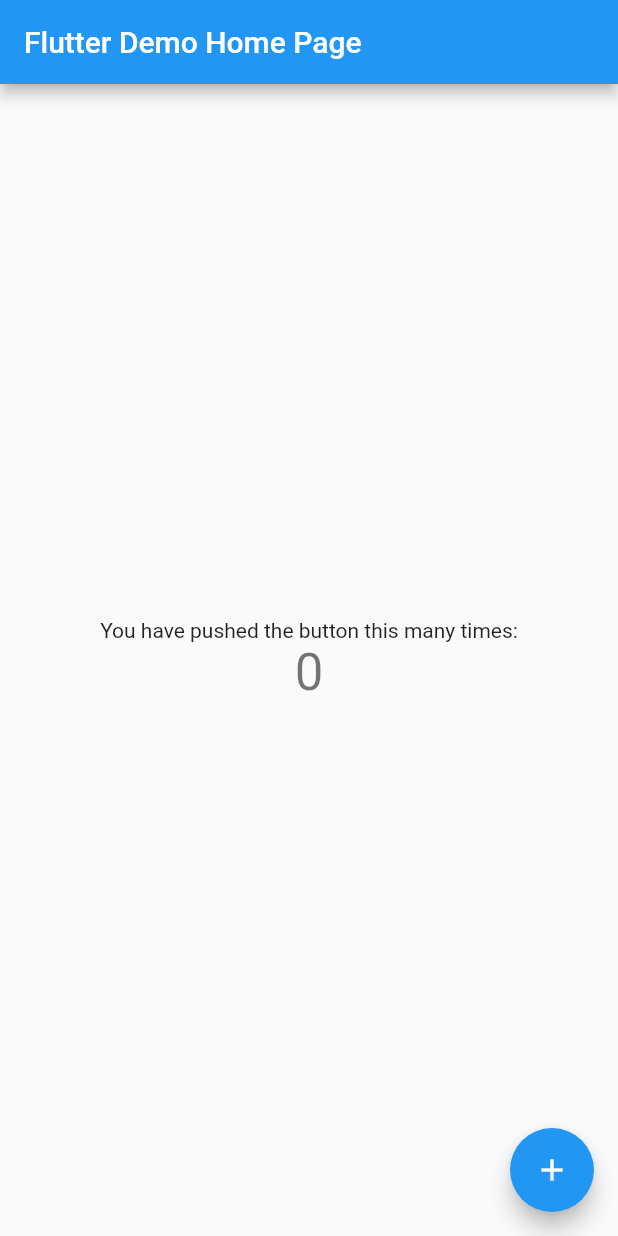
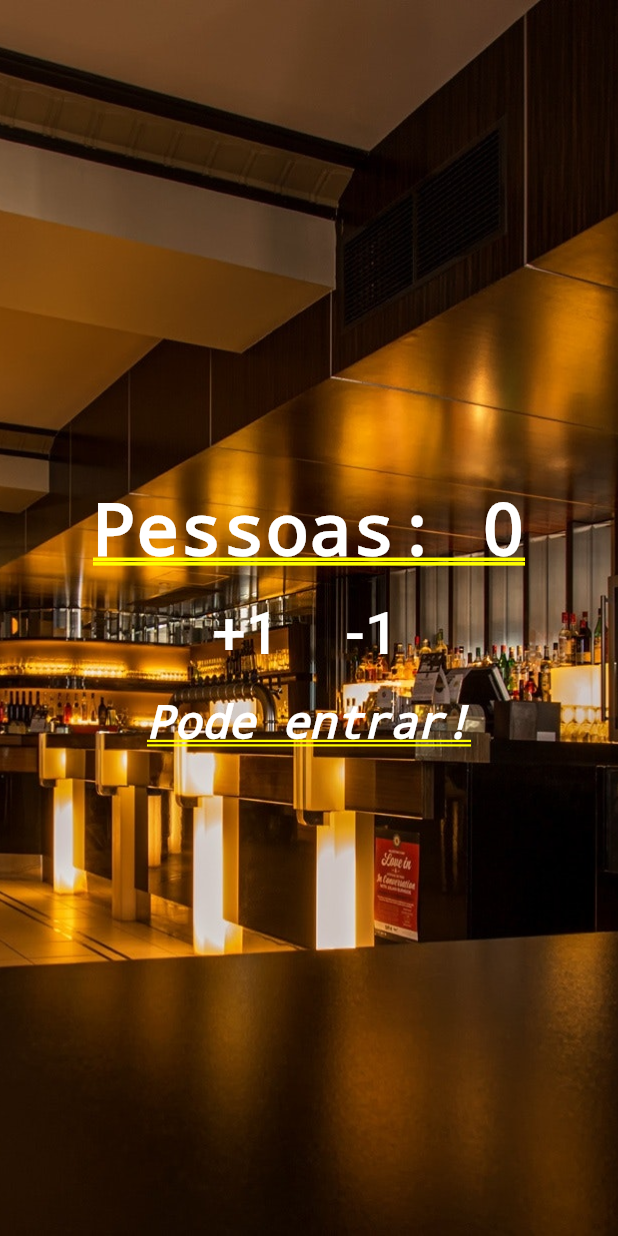
Before and after one commit to Joaopcamposs/flutter-contadorDePessoas, a Flutter app: the screen it shows after launch, on a phone screen of 412 x 824 dp. Run offline on Flutter 3.47's test engine with Material 2 defaults, Android fonts, the phone set to English and light mode, and no system bars.

```diff
--- a/lib/main.dart
+++ b/lib/main.dart
@@ -1,115 +1,86 @@
 import 'package:flutter/material.dart';
 
 void main() {
-  runApp(const MyApp());
+  runApp(MaterialApp(
+      title: "Contador de Pessoas",
+      home:Home()));
 }
 
-class MyApp extends StatelessWidget {
-  const MyApp({Key? key}) : super(key: key);
-
-  // This widget is the root of your application.
+class Home extends StatefulWidget {
+  const Home({Key? key}) : super(key: key);
   @override
-  Widget build(BuildContext context) {
-    return MaterialApp(
-      title: 'Flutter Demo',
-      theme: ThemeData(
-        // This is the theme of your application.
-        //
-        // Try running your application with "flutter run". You'll see the
-        // application has a blue toolbar. Then, without quitting the app, try
-        // changing the primarySwatch below to Colors.green and then invoke
-        // "hot reload" (press "r" in the console where you ran "flutter run",
-        // or simply save your changes to "hot reload" in a Flutter IDE).
-        // Notice that the counter didn't reset back to zero; the application
-        // is not restarted.
-        primarySwatch: Colors.blue,
-      ),
-      home: const MyHomePage(title: 'Flutter Demo Home Page'),
-    );
-  }
+  _HomeState createState() => _HomeState();
 }
 
-class MyHomePage extends StatefulWidget {
-  const MyHomePage({Key? key, required this.title}) : super(key: key);
+class _HomeState extends State<Home> {
 
-  // This widget is the home page of your application. It is stateful, meaning
-  // that it has a State object (defined below) that contains fields that affect
-  // how it looks.
+  int _people = 0;
+  String _infoText = "Pode entrar!";
 
-  // This class is the configuration for the state. It holds the values (in this
-  // case the title) provided by the parent (in this case the App widget) and
-  // used by the build method of the State. Fields in a Widget subclass are
-  // always marked "final".
+  void _changedPeople(int delta){
+    setState(() {
+      _people+=delta;
 
-  final String title;
-
-  @override
-  State<MyHomePage> createState() => _MyHomePageState();
-}
-
-class _MyHomePageState extends State<MyHomePage> {
-  int _counter = 0;
-
-  void _incrementCounter() {
-    setState(() {
-      // This call to setState tells the Flutter framework that something has
-      // changed in this State, which causes it to rerun the build method below
-      // so that the display can reflect the updated values. If we changed
-      // _counter without calling setState(), then the build method would not be
-      // called again, and so nothing would appear to happen.
-      _counter++;
+      if(_people < 0){
+        _infoText = "Mundo invertido?";
+      }else if(_people <= 10){
+        _infoText = "Pode entrar!";
+      }else{
+        _infoText = "Lotado!";
+      }
     });
   }
 
   @override
   Widget build(BuildContext context) {
-    // This method is rerun every time setState is called, for instance as done
-    // by the _incrementCounter method above.
-    //
-    // The Flutter framework has been optimized to make rerunning build methods
-    // fast, so that you can just rebuild anything that needs updating rather
-    // than having to individually change instances of widgets.
-    return Scaffold(
-      appBar: AppBar(
-        // Here we take the value from the MyHomePage object that was created by
-        // the App.build method, and use it to set our appbar title.
-        title: Text(widget.title),
-      ),
-      body: Center(
-        // Center is a layout widget. It takes a single child and positions it
-        // in the middle of the parent.
-        child: Column(
-          // Column is also a layout widget. It takes a list of children and
-          // arranges them vertically. By default, it sizes itself to fit its
-          // children horizontally, and tries to be as tall as its parent.
-          //
-          // Invoke "debug painting" (press "p" in the console, choose the
-          // "Toggle Debug Paint" action from the Flutter Inspector in Android
-          // Studio, or the "Toggle Debug Paint" command in Visual Studio Code)
-          // to see the wireframe for each widget.
-          //
-          // Column has various properties to control how it sizes itself and
-          // how it positions its children. Here we use mainAxisAlignment to
-          // center the children vertically; the main axis here is the vertical
-          // axis because Columns are vertical (the cross axis would be
-          // horizontal).
+    return Stack(
+      children: [
+        Image.asset(
+          "images/restaurant.jpg",
+          fit: BoxFit.cover,
+          height: 1000.0,
+        ),
+        Column(
           mainAxisAlignment: MainAxisAlignment.center,
-          children: <Widget>[
-            const Text(
-              'You have pushed the button this many times:',
+          children: [
+            Text(
+              "Pessoas: $_people",
+              style:
+              TextStyle(color: Colors.white, fontWeight: FontWeight.bold),
+            ),
+            Row(
+              mainAxisAlignment: MainAxisAlignment.center,
+              children: [
+                Padding(
+                  padding: EdgeInsets.all(10.0),
+                  child: TextButton(
+                      onPressed: () {_changedPeople(1);},
+                      child: Text(
+                        "+1",
+                        style: TextStyle(fontSize: 40.0, color: Colors.white),
+                      )),
+                ),
+                Padding(
+                  padding: EdgeInsets.all(10.0),
+                  child: TextButton(
+                      onPressed: () {_changedPeople(-1);},
+                      child: Text(
+                        "-1",
+                        style: TextStyle(fontSize: 40.0, color: Colors.white),
+                      )),
+                ),
+              ],
             ),
             Text(
-              '$_counter',
-              style: Theme.of(context).textTheme.headline4,
+              _infoText,
+              style: TextStyle(
+                  color: Colors.white,
+                  fontStyle: FontStyle.italic,
+                  fontSize: 30.0),
             ),
           ],
         ),
-      ),
-      floatingActionButton: FloatingActionButton(
-        onPressed: _incrementCounter,
-        tooltip: 'Increment',
-        child: const Icon(Icons.add),
-      ), // This trailing comma makes auto-formatting nicer for build methods.
+      ],
     );
   }
 }
--- a/pubspec.yaml
+++ b/pubspec.yaml
@@ -61,6 +61,8 @@ flutter:
   # assets:
   #   - images/a_dot_burr.jpeg
   #   - images/a_dot_ham.jpeg
+  assets:
+    - images/restaurant.jpg
 
   # An image asset can refer to one or more resolution-specific "variants", see
   # https://flutter.dev/assets-and-images/#resolution-aware.
```
Also changed, not shown: images/restaurant.jpg (added), 1 other file.
